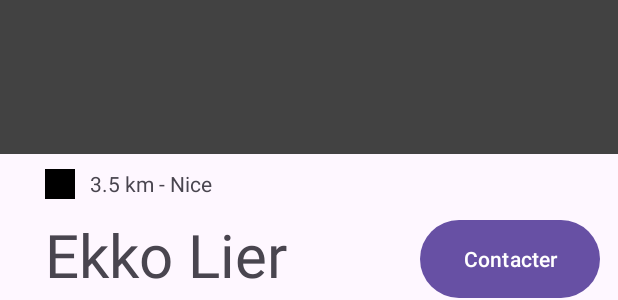
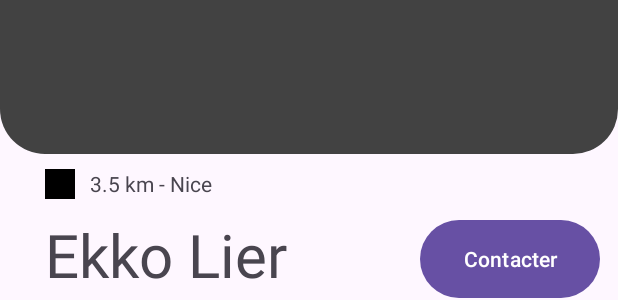
Before and after one commit to RayanOUTILI/AndroidFilRouge, an Android app: the layout profile_layout.xml on its own in the app's theme, with its tools: preview values and no code run, on a phone screen of 412 x 824 dp. Shown: the part 446-746 px from the top of the screen. Run offline under Robolectric (Android 15) with nearby library versions, the light colour scheme and no system bars.

Commit message:
radius profile layout

```diff
--- a/app/src/main/java/edu/iut/proftracker/views/activitites/MainActivity.java
+++ b/app/src/main/java/edu/iut/proftracker/views/activitites/MainActivity.java
@@ -43,8 +43,7 @@ public class MainActivity extends AppCompatActivity implements PostExecuteActivi
         if(firebaseUser == null) {
             this.loginIntent = new Intent(getApplicationContext(), LoginActivity.class);
             startActivity(loginIntent);
-        }
-        */
+        }*/
 
         TextView textView = findViewById(R.id.title);
         Button fr = findViewById(R.id.buttonFrancais);
--- /dev/null
+++ b/app/src/main/res/drawable/rounded_corners_bottom.xml
@@ -0,0 +1,4 @@
+<shape xmlns:android="http://schemas.android.com/apk/res/android">
+    <corners android:bottomLeftRadius="30dp" android:bottomRightRadius="30dp"/>
+    <solid android:color="@color/cardview_dark_background"/>
+</shape>
--- a/app/src/main/res/layout/profile_layout.xml
+++ b/app/src/main/res/layout/profile_layout.xml
@@ -22,7 +22,7 @@
             app:layout_constraintStart_toStartOf="parent"
             android:id="@+id/profilepicture"
             android:contentDescription="@string/profile_picture"
-            android:background="@color/cardview_dark_background"
+            android:background="@drawable/rounded_corners_bottom"
             />
 
         <ImageView
```
